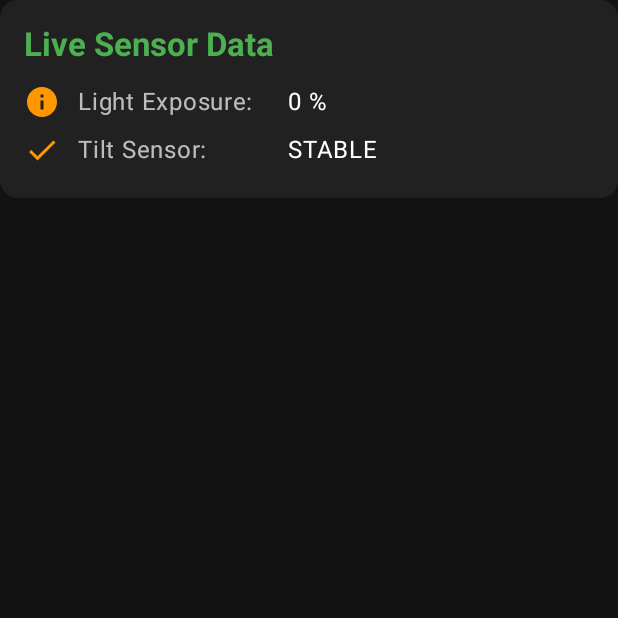
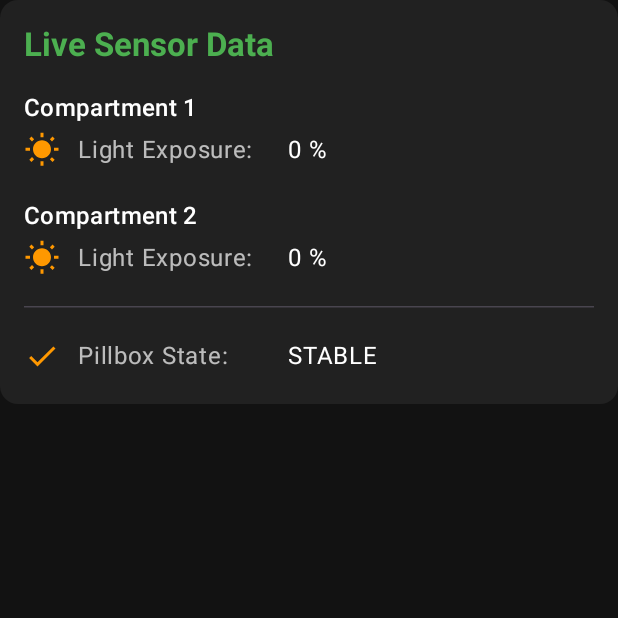
Before and after one commit to vkas-chaurasia/mobile-computing-smart-pillbox, an Android app built with Jetpack Compose: the composable SensorDataCard called with empty values, on a phone screen of 412 x 824 dp, the top half of it. Run offline under Robolectric (Android 15) with nearby library versions, the light colour scheme and no system bars.

Commit message:
add second compartment

```diff
--- a/android/app/src/main/java/com/teamA/pillbox/ble/Pillbox.kt
+++ b/android/app/src/main/java/com/teamA/pillbox/ble/Pillbox.kt
@@ -3,14 +3,15 @@ package com.teamA.pillbox.ble
 import kotlinx.coroutines.flow.StateFlow
 
 interface Pillbox {
+
     val lightLevel: StateFlow<Int>
+    val lightLevel2: StateFlow<Int>
     val tiltState: StateFlow<Int>
 
     val state: StateFlow<State>
     val batteryLevel: StateFlow<Int>
     val modelNumber: StateFlow<String>
     val manufacturerName: StateFlow<String>
-
 
     fun release()
 
--- a/android/app/src/main/java/com/teamA/pillbox/ui/uiComponents.kt
+++ b/android/app/src/main/java/com/teamA/pillbox/ui/uiComponents.kt
@@ -49,6 +49,7 @@ fun PillboxScannerScreen(
     onScanClicked: () -> Unit,
     onDeviceSelected: (device: android.bluetooth.BluetoothDevice, name: String) -> Unit
 ) {
+
     val (isScanning, scannedDevices) = when (uiState) {
         is PillboxViewModel.UiState.Scanning -> uiState.isScanningActive to uiState.scannedDevices
         else -> false to emptyList()
@@ -158,6 +159,7 @@ fun PillboxControlScreen(viewModel: PillboxViewModel, deviceName: String) {
     val batteryLevel by viewModel.batteryLevel.collectAsState()
 
     val lightValue by viewModel.lightSensorValue.collectAsState()
+    val lightValue2 by viewModel.lightSensorValue2.collectAsState()
     val tiltValue by viewModel.tiltSensorValue.collectAsState()
 
     LaunchedEffect(connectionState) {
@@ -206,7 +208,7 @@ fun PillboxControlScreen(viewModel: PillboxViewModel, deviceName: String) {
                         batteryLevel = batteryLevel
                     )
                     Spacer(Modifier.height(24.dp))
-                    SensorDataCard(lightValue = lightValue, tiltValue = tiltValue)
+                    SensorDataCard(lightValue = lightValue, lightValue2 = lightValue2, tiltValue = tiltValue)
                     Spacer(Modifier.height(24.dp))
                     AuxiliaryDataCard(
                         manufacturerName = manufacturerName,
@@ -278,7 +280,7 @@ fun AuxiliaryDataCard(
 }
 
 @Composable
-fun SensorDataCard(lightValue: Int, tiltValue: Int) {
+fun SensorDataCard(lightValue: Int, lightValue2: Int, tiltValue: Int) {
     val tiltText = when (tiltValue) {
         1 -> "TILTED (Pillbox Moved)"
         0 -> "STABLE"
@@ -296,12 +298,25 @@ fun SensorDataCard(lightValue: Int, tiltValue: Int) {
                 fontWeight = FontWeight.Bold,
                 color = MaterialTheme.colorScheme.primary
             )
-            Spacer(Modifier.height(8.dp))
-            DataRow("Light Exposure:", "$lightValue %", Icons.Default.Info)
-            DataRow("Tilt Sensor:", tiltText, if (tiltValue == 1) Icons.Default.Warning else Icons.Default.Check)
+            Spacer(Modifier.height(16.dp))
+
+            // Compartment 1
+            Text("Compartment 1", style = MaterialTheme.typography.titleMedium)
+            DataRow("Light Exposure:", "$lightValue %", Icons.Default.WbSunny)
+
+            Spacer(Modifier.height(16.dp))
+
+            // Compartment 2
+            Text("Compartment 2", style = MaterialTheme.typography.titleMedium)
+            DataRow("Light Exposure:", "$lightValue2 %", Icons.Default.WbSunny)
+
+            HorizontalDivider(modifier = Modifier.padding(vertical = 16.dp))
+
+            DataRow("Pillbox State:", tiltText, if (tiltValue == 1) Icons.Default.Warning else Icons.Default.Check)
         }
     }
 }
+
 
 @Composable
 fun DataRow(label: String, value: String, icon: ImageVector, modifier: Modifier = Modifier) {
```
Also changed, not shown: android/app/src/main/java/com/teamA/pillbox/PillboxSpec.kt (+6 -1 lines), android/app/src/main/java/com/teamA/pillbox/ble/PillboxManager.kt (+44 -23 lines), android/app/src/main/java/com/teamA/pillbox/repository/PillboxRepository.kt (+5 -4 lines), android/app/src/main/java/com/teamA/pillbox/viewmodel/PillboxViewModel.kt (+8 -0 lines).
